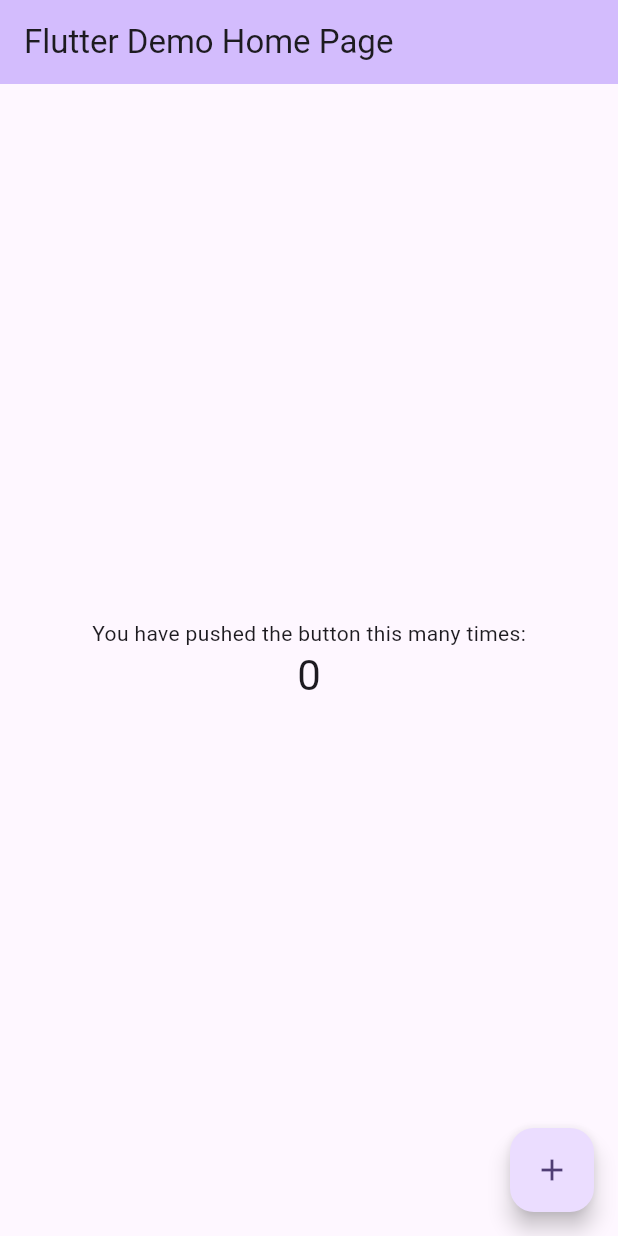
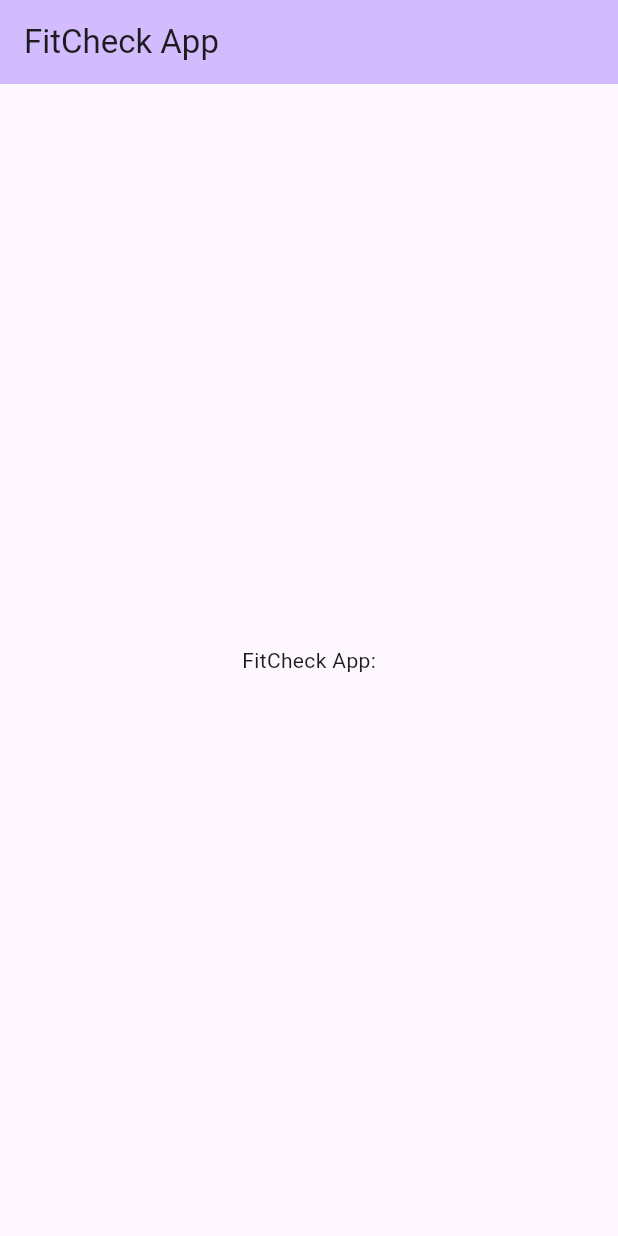
Before and after one commit to haikalassiddiqqi/uas_fitcheck_kalori, a Flutter app: the screen it shows after launch, on a phone screen of 412 x 824 dp. Run offline on Flutter 3.47's test engine with Material 3 defaults, Android fonts, the phone set to English and light mode, and no system bars.

Commit message:
Mengubah title AppBar menjadi FitCheck

```diff
--- a/lib/main.dart
+++ b/lib/main.dart
@@ -11,7 +11,7 @@
   @override
   Widget build(BuildContext context) {
     return MaterialApp(
-      title: 'Flutter Demo',
+      title: 'FitCheck',
       theme: ThemeData(
         // This is the theme of your application.
         //
@@ -54,18 +54,15 @@
 }
 
 class _MyHomePageState extends State<MyHomePage> {
-  int _counter = 0;
 
-  void _incrementCounter() {
-    setState(() {
+
+
       // This call to setState tells the Flutter framework that something has
       // changed in this State, which causes it to rerun the build method below
       // so that the display can reflect the updated values. If we changed
       // _counter without calling setState(), then the build method would not be
       // called again, and so nothing would appear to happen.
-      _counter++;
-    });
-  }
+
 
   @override
   Widget build(BuildContext context) {
@@ -83,7 +80,7 @@
         backgroundColor: Theme.of(context).colorScheme.inversePrimary,
         // Here we take the value from the MyHomePage object that was created by
         // the App.build method, and use it to set our appbar title.
-        title: Text(widget.title),
+        title: Text('FitCheck App'),
       ),
       body: Center(
         // Center is a layout widget. It takes a single child and positions it
@@ -104,19 +101,12 @@
           // wireframe for each widget.
           mainAxisAlignment: .center,
           children: [
-            const Text('You have pushed the button this many times:'),
-            Text(
-              '$_counter',
-              style: Theme.of(context).textTheme.headlineMedium,
-            ),
+            const Text('FitCheck App:'),
+
           ],
         ),
       ),
-      floatingActionButton: FloatingActionButton(
-        onPressed: _incrementCounter,
-        tooltip: 'Increment',
-        child: const Icon(Icons.add),
-      ),
+
     );
   }
 }
```
